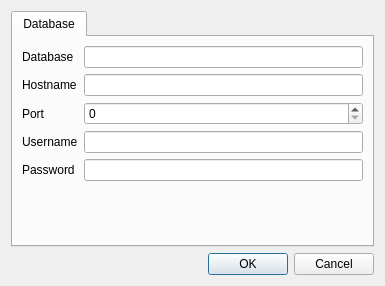
Before: the Qt Designer form desktop/settingsdialog.ui in davidrg/zxweather, drawn with Qt 5.
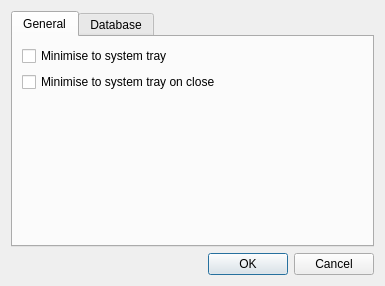
After: the same form once the commit is applied. Icons and pictures are not drawn.

Patch:
```diff
--- a/desktop/settingsdialog.ui
+++ b/desktop/settingsdialog.ui
@@ -23,6 +23,52 @@
      <property name="currentIndex">
       <number>0</number>
      </property>
+     <widget class="QWidget" name="tab">
+      <attribute name="title">
+       <string>General</string>
+      </attribute>
+      <layout class="QGridLayout" name="gridLayout">
+       <item row="2" column="0">
+        <spacer name="verticalSpacer">
+         <property name="orientation">
+          <enum>Qt::Vertical</enum>
+         </property>
+         <property name="sizeHint" stdset="0">
+          <size>
+           <width>20</width>
+           <height>40</height>
+          </size>
+         </property>
+        </spacer>
+       </item>
+       <item row="0" column="0">
+        <widget class="QCheckBox" name="chkMinimiseToSystemTray">
+         <property name="toolTip">
+          <string>Minimise to the system tray instead of the task bar.</string>
+         </property>
+         <property name="whatsThis">
+          <string>When the program is minimised it will minimise to the system tray instead of the task bar.</string>
+         </property>
+         <property name="text">
+          <string>Minimise to system tray</string>
+         </property>
+        </widget>
+       </item>
+       <item row="1" column="0">
+        <widget class="QCheckBox" name="chkCloseToSystemTray">
+         <property name="toolTip">
+          <string>When the window is closed it will minimise to the system tray instead.</string>
+         </property>
+         <property name="whatsThis">
+          <string>When the window is closed it will minimise to the system tray instead.</string>
+         </property>
+         <property name="text">
+          <string>Minimise to system tray on close</string>
+         </property>
+        </widget>
+       </item>
+      </layout>
+     </widget>
      <widget class="QWidget" name="dbTab">
       <attribute name="title">
        <string>Database</string>
```
